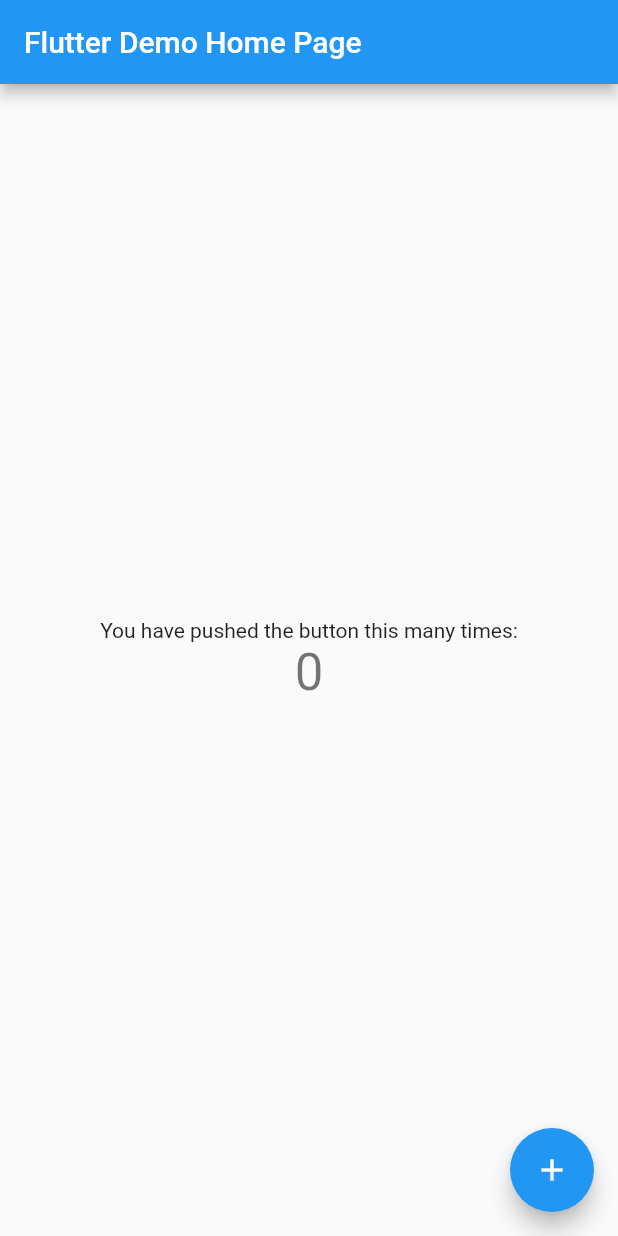
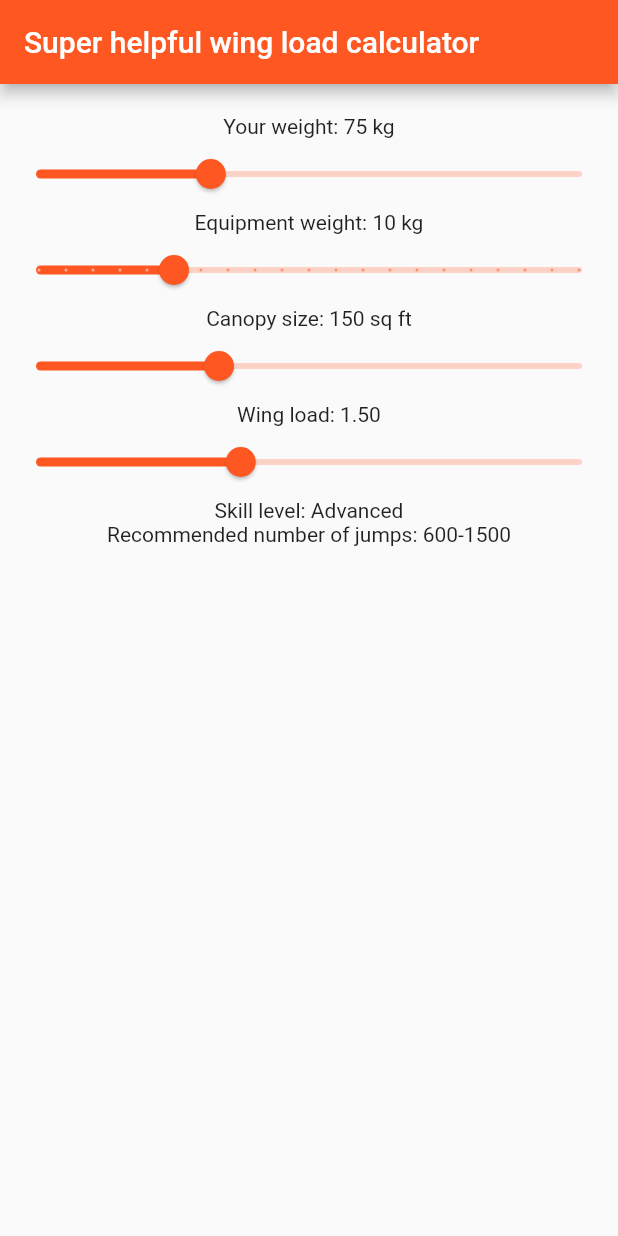
Before and after one commit to felipevyg/wingload-calculator, a Flutter app: the screen it shows after launch, on a phone screen of 412 x 824 dp. Run offline on Flutter 3.47's test engine with Material 2 defaults, Android fonts, the light colour scheme and no system bars.

Commit message:
adds calculator controls

```diff
--- a/lib/main.dart
+++ b/lib/main.dart
@@ -1,115 +1,143 @@
 import 'package:flutter/material.dart';
+import 'dart:math';
 
 void main() {
-  runApp(const MyApp());
+  runApp(const WingLoadCalculator());
 }
 
-class MyApp extends StatelessWidget {
-  const MyApp({Key? key}) : super(key: key);
+class WingLoadCalculator extends StatelessWidget {
+  const WingLoadCalculator({Key? key}) : super(key: key);
 
-  // This widget is the root of your application.
   @override
   Widget build(BuildContext context) {
     return MaterialApp(
-      title: 'Flutter Demo',
+      title: 'Wing Load Calculator',
       theme: ThemeData(
-        // This is the theme of your application.
-        //
-        // Try running your application with "flutter run". You'll see the
-        // application has a blue toolbar. Then, without quitting the app, try
-        // changing the primarySwatch below to Colors.green and then invoke
-        // "hot reload" (press "r" in the console where you ran "flutter run",
-        // or simply save your changes to "hot reload" in a Flutter IDE).
-        // Notice that the counter didn't reset back to zero; the application
-        // is not restarted.
-        primarySwatch: Colors.blue,
+        primarySwatch: Colors.deepOrange,
       ),
-      home: const MyHomePage(title: 'Flutter Demo Home Page'),
+      home: const CalculatorPage(title: 'Super helpful wing load calculator'),
     );
   }
 }
 
-class MyHomePage extends StatefulWidget {
-  const MyHomePage({Key? key, required this.title}) : super(key: key);
-
-  // This widget is the home page of your application. It is stateful, meaning
-  // that it has a State object (defined below) that contains fields that affect
-  // how it looks.
-
-  // This class is the configuration for the state. It holds the values (in this
-  // case the title) provided by the parent (in this case the App widget) and
-  // used by the build method of the State. Fields in a Widget subclass are
-  // always marked "final".
+class CalculatorPage extends StatefulWidget {
+  const CalculatorPage({Key? key, required this.title}) : super(key: key);
 
   final String title;
 
   @override
-  State<MyHomePage> createState() => _MyHomePageState();
+  State<CalculatorPage> createState() => _CalculatorPageState();
 }
 
-class _MyHomePageState extends State<MyHomePage> {
-  int _counter = 0;
+class _CalculatorPageState extends State<CalculatorPage> {
+  final GlobalKey<FormState> _formKey = GlobalKey<FormState>();
 
-  void _incrementCounter() {
-    setState(() {
-      // This call to setState tells the Flutter framework that something has
-      // changed in this State, which causes it to rerun the build method below
-      // so that the display can reflect the updated values. If we changed
-      // _counter without calling setState(), then the build method would not be
-      // called again, and so nothing would appear to happen.
-      _counter++;
-    });
+  double weight = 75;
+  double equipmentWeight = 10;
+  double canopySize = 150;
+  double wingLoad = 1.5;
+
+  calculateWingLoad() {
+    wingLoad = (weight + equipmentWeight) * 2.205 / canopySize;
+  }
+
+  calculateCanopySizeGivenWingLoad() {
+    canopySize = min(
+        max(((weight + equipmentWeight) * 2.205 / wingLoad).truncateToDouble(),
+            50),
+        350);
+  }
+
+  getSkillLevel() {
+    if (wingLoad < 1.05) return 'Beginner';
+    if (wingLoad < 1.35) return 'Intermediate';
+    if (wingLoad < 1.80) return 'Advanced';
+    return 'Expert';
+  }
+
+  getMinimumAmountOfJumps() {
+    switch (getSkillLevel()) {
+      case 'Beginner':
+        return '0-200';
+      case 'Intermediate':
+        return '200-600';
+      case 'Advanced':
+        return '600-1500';
+      case 'Expert':
+        return '1500+';
+    }
   }
 
   @override
   Widget build(BuildContext context) {
-    // This method is rerun every time setState is called, for instance as done
-    // by the _incrementCounter method above.
-    //
-    // The Flutter framework has been optimized to make rerunning build methods
-    // fast, so that you can just rebuild anything that needs updating rather
-    // than having to individually change instances of widgets.
     return Scaffold(
         appBar: AppBar(
-        // Here we take the value from the MyHomePage object that was created by
-        // the App.build method, and use it to set our appbar title.
           title: Text(widget.title),
         ),
-      body: Center(
-        // Center is a layout widget. It takes a single child and positions it
-        // in the middle of the parent.
+        body: Container(
+          margin: const EdgeInsets.only(top: 20),
+          child: Form(
+            key: _formKey,
             child: Column(
-          // Column is also a layout widget. It takes a list of children and
-          // arranges them vertically. By default, it sizes itself to fit its
-          // children horizontally, and tries to be as tall as its parent.
-          //
-          // Invoke "debug painting" (press "p" in the console, choose the
-          // "Toggle Debug Paint" action from the Flutter Inspector in Android
-          // Studio, or the "Toggle Debug Paint" command in Visual Studio Code)
-          // to see the wireframe for each widget.
-          //
-          // Column has various properties to control how it sizes itself and
-          // how it positions its children. Here we use mainAxisAlignment to
-          // center the children vertically; the main axis here is the vertical
-          // axis because Columns are vertical (the cross axis would be
-          // horizontal).
-          mainAxisAlignment: MainAxisAlignment.center,
               children: <Widget>[
-            const Text(
-              'You have pushed the button this many times:',
+                Text('Your weight: ${weight.toStringAsFixed(0)} kg'),
+                Slider(
+                  min: 40.0,
+                  max: 150.0,
+                  divisions: 150 - 40,
+                  value: weight,
+                  onChanged: (value) {
+                    setState(() {
+                      weight = value;
+                      calculateWingLoad();
+                    });
+                  },
                 ),
                 Text(
-              '$_counter',
-              style: Theme.of(context).textTheme.headline4,
+                    'Equipment weight: ${equipmentWeight.toStringAsFixed(0)} kg'),
+                Slider(
+                  min: 5.0,
+                  max: 25.0,
+                  divisions: 25 - 5,
+                  value: equipmentWeight,
+                  onChanged: (value) {
+                    setState(() {
+                      equipmentWeight = value;
+                      calculateWingLoad();
+                    });
+                  },
                 ),
+                Text('Canopy size: ${canopySize.toStringAsFixed(0)} sq ft'),
+                Slider(
+                  min: 50.0,
+                  max: 350.0,
+                  divisions: 350 - 50,
+                  value: canopySize,
+                  onChanged: (value) {
+                    setState(() {
+                      canopySize = value;
+                      calculateWingLoad();
+                    });
+                  },
+                ),
+                Text('Wing load: ${wingLoad.toStringAsFixed(2)}'),
+                Slider(
+                  min: 0.0,
+                  max: 4.0,
+                  value: wingLoad,
+                  onChanged: (value) {
+                    setState(() {
+                      wingLoad = value;
+                      calculateCanopySizeGivenWingLoad();
+                    });
+                  },
+                ),
+                Text('Skill level: ${getSkillLevel()}'),
+                Text(
+                    'Recommended number of jumps: ${getMinimumAmountOfJumps()}'),
               ],
             ),
           ),
-      floatingActionButton: FloatingActionButton(
-        onPressed: _incrementCounter,
-        tooltip: 'Increment',
-        child: const Icon(Icons.add),
-      ), // This trailing comma makes auto-formatting nicer for build methods.
-    );
+        ));
   }
 }
--- a/pubspec.yaml
+++ b/pubspec.yaml
@@ -1,9 +1,9 @@
 name: wingload_calc
-description: A new Flutter project.
+description: A wing load calculator
 
 # The following line prevents the package from being accidentally published to
 # pub.dev using `flutter pub publish`. This is preferred for private packages.
-publish_to: 'none' # Remove this line if you wish to publish to pub.dev
+publish_to: "none" # Remove this line if you wish to publish to pub.dev
 
 # The following defines the version and build number for your application.
 # A version number is three numbers separated by dots, like 1.2.43
@@ -30,7 +30,6 @@
   flutter:
     sdk: flutter
 
-
   # The following adds the Cupertino Icons font to your application.
   # Use with the CupertinoIcons class for iOS style icons.
   cupertino_icons: ^1.0.2
@@ -51,7 +50,6 @@
 
 # The following section is specific to Flutter packages.
 flutter:
-
   # The following line ensures that the Material Icons font is
   # included with your application, so that you can use the icons in
   # the material Icons class.
```
Also changed, not shown: 1 other file. Lines whose indentation alone changed are shown as unchanged.
